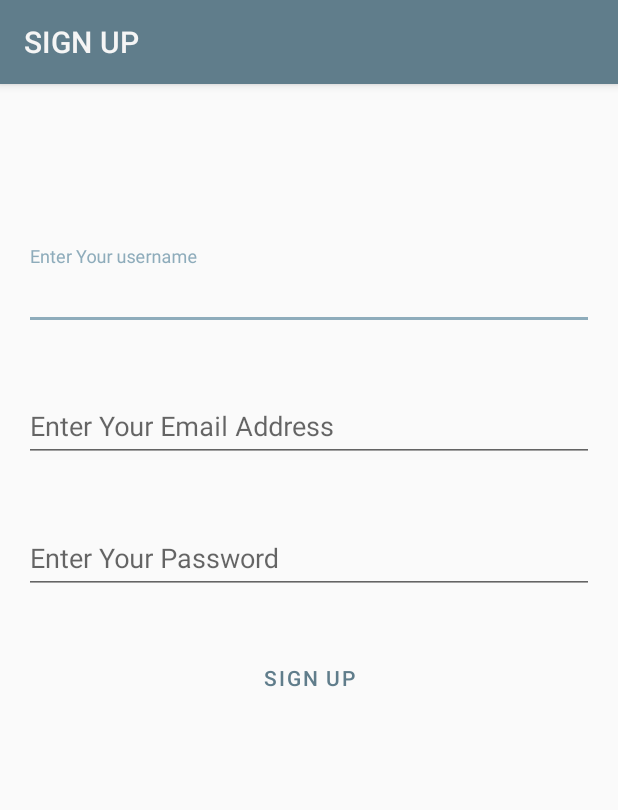
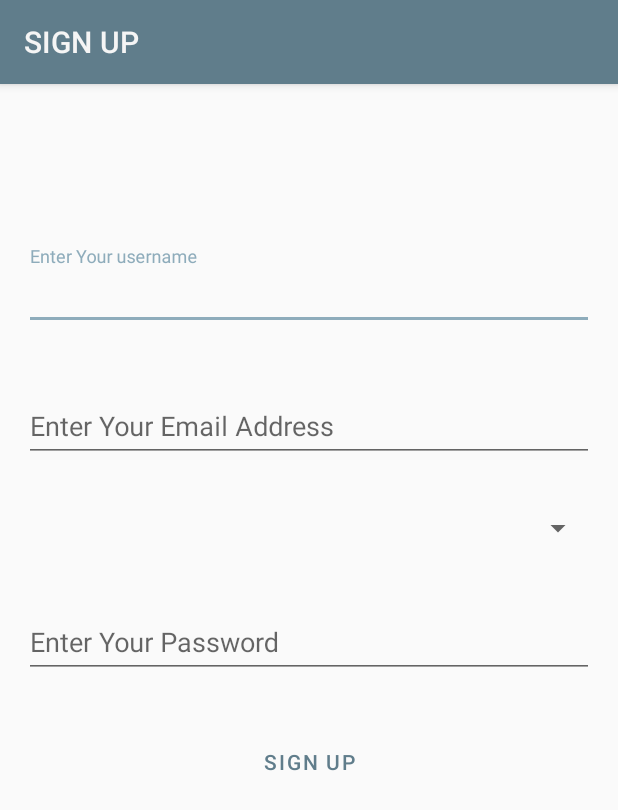
Before and after one commit to mikailyusuf/Chatme, an Android app: the layout activity_registration.xml on its own in the app's theme, with its tools: preview values and no code run, on a phone screen of 412 x 824 dp. Shown: the top 810 px of the screen. Run offline under Robolectric (Android 15) with nearby library versions, the phone set to English and light mode, and no system bars.

```diff
--- a/app/src/main/AndroidManifest.xml
+++ b/app/src/main/AndroidManifest.xml
@@ -9,7 +9,8 @@
         android:roundIcon="@mipmap/ic_launcher_round"
         android:supportsRtl="true"
         android:theme="@style/AppTheme">
-        <activity android:name=".LoginActivity"></activity>
+        <activity android:name=".ChatsActivity"></activity>
+        <activity android:name=".LoginActivity" />
         <activity android:name=".RegistrationActivity" />
         <activity android:name=".MainActivity">
             <intent-filter>
--- /dev/null
+++ b/app/src/main/java/com/mikail/chatme/UserModel.kt
@@ -0,0 +1,3 @@
+package com.mikail.chatme
+
+data class UserModel(val username:String,val email:String, val Stack:String,val userImage:String)
--- a/app/src/main/res/layout/activity_login.xml
+++ b/app/src/main/res/layout/activity_login.xml
@@ -38,6 +38,7 @@
         app:layout_constraintTop_toBottomOf="@+id/appBarLayout">
 
         <com.google.android.material.textfield.TextInputEditText
+            android:id="@+id/email"
             android:layout_width="match_parent"
             android:layout_height="wrap_content"
             android:hint="Enter Your Email" />
@@ -55,6 +56,7 @@
         app:layout_constraintTop_toBottomOf="@+id/textInputLayout4">
 
         <com.google.android.material.textfield.TextInputEditText
+            android:id="@+id/password"
             android:layout_width="match_parent"
             android:layout_height="wrap_content"
             android:hint="Enter Your Password" />
@@ -62,6 +64,7 @@
     </com.google.android.material.textfield.TextInputLayout>
 
     <Button
+        android:id="@+id/loginbtn"
         android:layout_width="0dp"
         android:layout_height="wrap_content"
         android:layout_marginTop="64dp"
--- a/app/src/main/res/layout/activity_registration.xml
+++ b/app/src/main/res/layout/activity_registration.xml
@@ -37,6 +37,7 @@
         app:layout_constraintTop_toBottomOf="@+id/appBarLayout">
 
         <com.google.android.material.textfield.TextInputEditText
+            android:id="@+id/username"
             android:layout_width="match_parent"
             android:layout_height="wrap_content"
             android:hint="Enter Your username" />
@@ -56,6 +57,7 @@
         app:layout_constraintTop_toBottomOf="@+id/textInputLayout">
 
         <com.google.android.material.textfield.TextInputEditText
+            android:id="@+id/email"
             android:layout_width="match_parent"
             android:layout_height="wrap_content"
             android:hint="Enter Your Email Address" />
@@ -71,17 +73,17 @@
         app:layout_constraintEnd_toStartOf="@+id/guideline2"
         app:layout_constraintHorizontal_bias="0.0"
         app:layout_constraintStart_toStartOf="@+id/guideline"
-        app:layout_constraintTop_toBottomOf="@+id/textInputLayout2">
+        app:layout_constraintTop_toBottomOf="@+id/spinner">
 
         <com.google.android.material.textfield.TextInputEditText
+            android:id="@+id/password"
             android:layout_width="match_parent"
             android:layout_height="wrap_content"
             android:hint="Enter Your Password" />
     </com.google.android.material.textfield.TextInputLayout>
 
-
     <Button
-        android:id="@+id/outlinedButton"
+        android:id="@+id/signup"
         style="?attr/materialButtonOutlinedStyle"
         android:layout_width="0dp"
         android:layout_height="wrap_content"
@@ -105,8 +107,14 @@
         android:orientation="vertical"
         app:layout_constraintGuide_end="16dp" />
 
-
-
+    <Spinner
+        android:id="@+id/spinner"
+        android:layout_width="0dp"
+        android:layout_height="wrap_content"
+        android:layout_marginTop="32dp"
+        app:layout_constraintEnd_toStartOf="@+id/guideline2"
+        app:layout_constraintStart_toStartOf="@+id/guideline"
+        app:layout_constraintTop_toBottomOf="@+id/textInputLayout2" />
 
 
 </androidx.constraintlayout.widget.ConstraintLayout>
```
Also changed, not shown: app/src/main/java/com/mikail/chatme/ChatsActivity.kt (added, +11 -0 lines), app/src/main/java/com/mikail/chatme/LoginActivity.kt (+53 -0 lines), app/src/main/java/com/mikail/chatme/RegistrationActivity.kt (+97 -0 lines), app/src/main/res/layout/activity_chats.xml (added, +9 -0 lines), app/src/main/res/values/strings.xml (+10 -0 lines).
